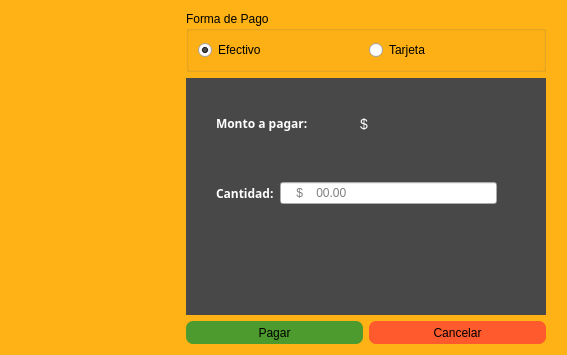
This is pago.ui in DanielPerMon/proyectoSaboreno as Qt 5 draws it before an edit. The edited form follows.
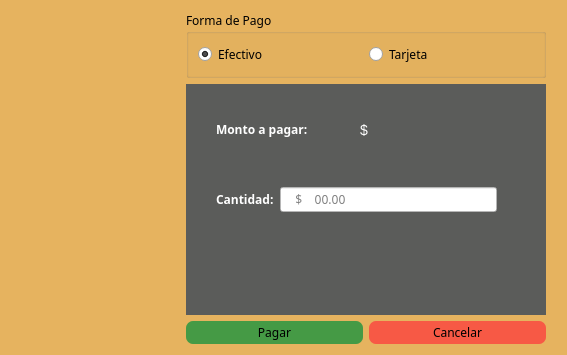
This is the edited form. Icons and pictures are not drawn.

Diff of the .ui file:
```diff
--- a/pago.ui
+++ b/pago.ui
@@ -21,7 +21,7 @@
   </property>
   <property name="styleSheet">
    <string notr="true">#Pago{
-	background-color: rgb(255, 178, 21);}</string>
+	background-color: #E6B35F;}</string>
   </property>
   <layout class="QGridLayout" name="gridLayout_2">
    <item row="0" column="1">
@@ -96,6 +96,11 @@
     <layout class="QVBoxLayout" name="verticalLayout_2">
      <item>
       <widget class="QGroupBox" name="groupBox">
+       <property name="font">
+        <font>
+         <family>Calisto MT</family>
+        </font>
+       </property>
        <property name="title">
         <string>Forma de Pago</string>
        </property>
@@ -104,6 +109,11 @@
          <layout class="QHBoxLayout" name="horizontalLayout">
           <item>
            <widget class="QRadioButton" name="efectivo_radioButton">
+            <property name="font">
+             <font>
+              <family>Calisto MT</family>
+             </font>
+            </property>
             <property name="text">
              <string>Efectivo</string>
             </property>
@@ -114,6 +124,11 @@
           </item>
           <item>
            <widget class="QRadioButton" name="tarjeta_radioButton">
+            <property name="font">
+             <font>
+              <family>Calisto MT</family>
+             </font>
+            </property>
             <property name="text">
              <string>Tarjeta</string>
             </property>
@@ -139,14 +154,7 @@
         </size>
        </property>
        <property name="styleSheet">
-        <string notr="true">#page{
-
-	background-color: rgb(72, 72, 72);
-}
-#page_2{
-
-	background-color: rgb(72, 72, 72);
-}</string>
+        <string notr="true">background-color: #5B5C5A;</string>
        </property>
        <property name="currentIndex">
         <number>0</number>
@@ -225,6 +233,14 @@
           </item>
           <item>
            <widget class="QLineEdit" name="lineEdit">
+            <property name="font">
+             <font>
+              <family>Calisto MT</family>
+             </font>
+            </property>
+            <property name="styleSheet">
+             <string notr="true">background-color: white;</string>
+            </property>
             <property name="placeholderText">
              <string>    $    00.00</string>
             </property>
@@ -439,6 +455,11 @@
            <height>23</height>
           </size>
          </property>
+         <property name="font">
+          <font>
+           <family>Calisto MT</family>
+          </font>
+         </property>
          <property name="styleSheet">
           <string notr="true">QPushButton{
 border-width: 0px;
@@ -468,6 +489,11 @@
            <height>23</height>
           </size>
          </property>
+         <property name="font">
+          <font>
+           <family>Calisto MT</family>
+          </font>
+         </property>
          <property name="styleSheet">
           <string notr="true">QPushButton{
 border-width: 0px;
```
